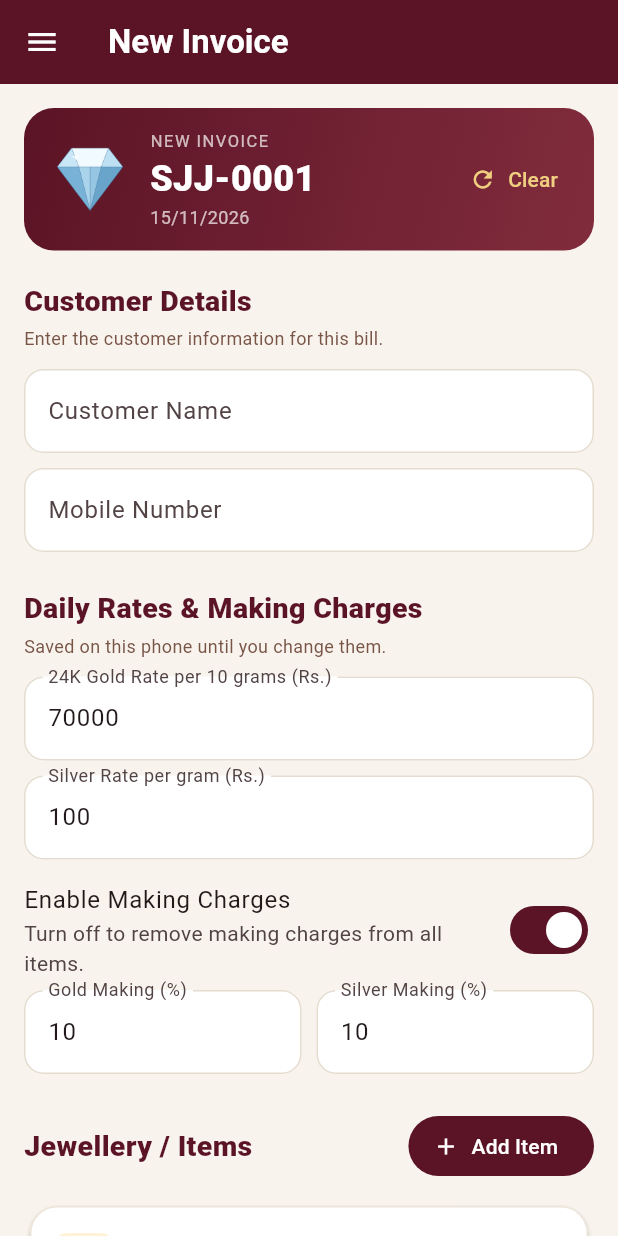
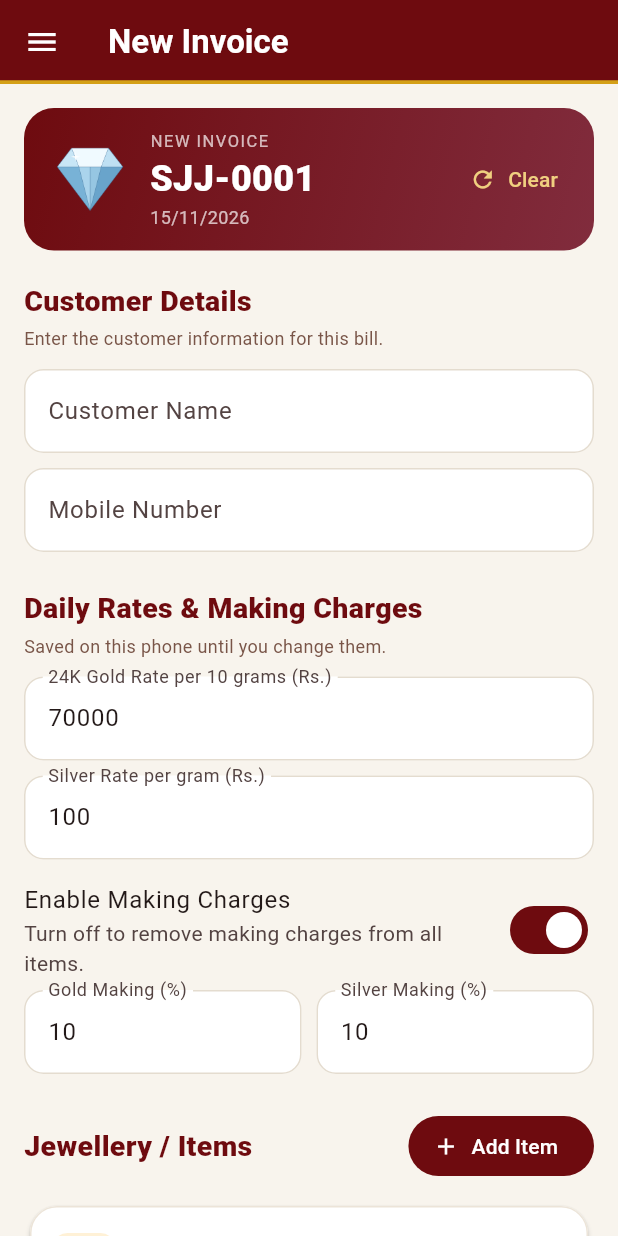
Before and after one commit to swastikpandey1818-stack/janki-jwellers, a Flutter app: the screen it shows after launch, after a tap on "CREATE NEW INVOICE", on a phone screen of 412 x 824 dp. Run offline on Flutter 3.47's test engine with Material 3 defaults, Android fonts, the phone set to English and light mode, and no system bars; our stand-ins replace file_picker, pdf, printing, shared_preferences; missing offline and left inert: file_saver.

Commit message:
v1.6.0: logo branding and new app id

```diff
--- a/lib/constants.dart
+++ b/lib/constants.dart
@@ -1,17 +1,21 @@
 import 'package:flutter/material.dart';
 
-const shopName = 'SHREE JANKI JEWELLERS';
+const appVersion = '1.6.0';
+
+const shopName = 'Shree Janki Jewellers';
 const shopAddress = 'Hasanpura, Thakur Badi Mandir, Siwan, Bihar';
 const shopPhone = '+91 84099 84584';
 const shopUpiId = '8409984584-1@okbizaxis';
 
-const maroon = Color(0xFF5B1425);
-const gold = Color(0xFFC69A3A);
+// Colours taken from the Shree Janki Jewellers logo (deep red + gold).
+const maroon = Color(0xFF6E0B0F);
+const maroonDark = Color(0xFF3E0508);
+const gold = Color(0xFFD4A017);
+const goldLight = Color(0xFFF6D27A);
 const cream = Color(0xFFF8F4ED);
 
-const logoAsset = 'assets/icon/shree_janki_app_icon.png';
-const headerBannerAsset = 'assets/images/header_banner.png';
-const drawerHeaderAsset = 'assets/images/drawer_header.png';
+const logoAsset = 'assets/images/logo_monogram.jpg'; // SJ monogram, small spots + PDF
+const logoFullAsset = 'assets/images/logo_full.jpg'; // full logo, dashboard header
 const goldBarAsset = 'assets/images/gold_bar.png';
 const silverBarAsset = 'assets/images/silver_bar.png';
 const gemAsset = 'assets/images/gem.png';
--- a/lib/main.dart
+++ b/lib/main.dart
@@ -27,7 +27,11 @@ class ShreeJankiJewellersApp extends StatelessWidget {
         colorScheme: scheme,
         useMaterial3: true,
         scaffoldBackgroundColor: cream,
-        appBarTheme: const AppBarTheme(backgroundColor: maroon, foregroundColor: Colors.white),
+        appBarTheme: const AppBarTheme(
+          backgroundColor: maroon,
+          foregroundColor: Colors.white,
+          shape: Border(bottom: BorderSide(color: gold, width: 2.5)),
+        ),
         inputDecorationTheme: InputDecorationTheme(
           filled: true,
           fillColor: Colors.white,
@@ -81,39 +85,37 @@ class AppShell extends StatelessWidget {
   Widget _drawer(BuildContext context, int current) {
     return Drawer(
       child: ListView(padding: EdgeInsets.zero, children: [
-        SizedBox(
-          height: 200,
-          child: Stack(fit: StackFit.expand, children: [
-            Image.asset(drawerHeaderAsset, fit: BoxFit.cover,
-                errorBuilder: (_, __, ___) => Container(color: maroon)),
-            const DecoratedBox(
+        Container(
+          padding: EdgeInsets.fromLTRB(16, MediaQuery.of(context).padding.top + 16, 16, 16),
+          decoration: const BoxDecoration(
+            gradient: LinearGradient(
+              colors: [maroonDark, maroon],
+              begin: Alignment.topLeft,
+              end: Alignment.bottomRight,
+            ),
+            border: Border(bottom: BorderSide(color: gold, width: 3)),
+          ),
+          child: Row(children: [
+            Container(
+              width: 68,
+              height: 68,
+              padding: const EdgeInsets.all(4),
               decoration: BoxDecoration(
-                gradient: LinearGradient(
-                  colors: [Color(0x00000000), Color(0xAA2A0510)],
-                  begin: Alignment.topCenter,
-                  end: Alignment.bottomCenter,
-                ),
+                color: Colors.white,
+                borderRadius: BorderRadius.circular(16),
+                border: Border.all(color: gold, width: 1.5),
               ),
+              child: Image.asset(logoAsset, fit: BoxFit.contain,
+                  errorBuilder: (_, __, ___) => const Icon(Icons.diamond, color: maroon, size: 36)),
             ),
-            Positioned(
-              left: 16,
-              right: 16,
-              bottom: 14,
-              child: Row(children: [
-                ClipRRect(
-                  borderRadius: BorderRadius.circular(12),
-                  child: Image.asset(logoAsset, width: 54, height: 54, fit: BoxFit.cover,
-                      errorBuilder: (_, __, ___) => const Icon(Icons.diamond, color: Colors.white, size: 40)),
-                ),
-                const SizedBox(width: 12),
-                const Expanded(
-                  child: Column(crossAxisAlignment: CrossAxisAlignment.start, mainAxisSize: MainAxisSize.min, children: [
-                    Text(shopName,
-                        style: TextStyle(color: Colors.white, fontWeight: FontWeight.w900, fontSize: 15, height: 1.15)),
-                    SizedBox(height: 3),
-                    Text(shopPhone, style: TextStyle(color: Colors.white70, fontSize: 12)),
-                  ]),
-                ),
+            const SizedBox(width: 14),
+            const Expanded(
+              child: Column(crossAxisAlignment: CrossAxisAlignment.start, mainAxisSize: MainAxisSize.min, children: [
+                Text(shopName,
+                    style: TextStyle(
+                        color: goldLight, fontWeight: FontWeight.w800, fontSize: 18, height: 1.15, fontFamily: 'serif')),
+                SizedBox(height: 4),
+                Text(shopPhone, style: TextStyle(color: Colors.white70, fontSize: 12)),
               ]),
             ),
           ]),
@@ -148,6 +150,10 @@ class AppShell extends StatelessWidget {
                 style: TextStyle(color: Colors.brown.shade400, fontSize: 12.5)),
           ),
         ),
+        Padding(
+          padding: const EdgeInsets.symmetric(horizontal: 18, vertical: 4),
+          child: Text('Version $appVersion', style: TextStyle(color: Colors.brown.shade300, fontSize: 12)),
+        ),
       ]),
     );
   }
--- a/lib/pages/home_page.dart
+++ b/lib/pages/home_page.dart
@@ -8,43 +8,45 @@ class HomePage extends StatelessWidget {
   const HomePage({super.key});
 
   Widget _banner() {
-    return ClipRRect(
+    return Container(
+      height: 178,
+      padding: const EdgeInsets.all(14),
+      decoration: BoxDecoration(
+        gradient: const LinearGradient(
+          colors: [maroonDark, maroon],
+          begin: Alignment.topLeft,
+          end: Alignment.bottomRight,
+        ),
         borderRadius: BorderRadius.circular(20),
-      child: SizedBox(
-        height: 190,
-        child: Stack(fit: StackFit.expand, children: [
-          Image.asset(headerBannerAsset, fit: BoxFit.cover,
-              errorBuilder: (_, __, ___) => Container(color: maroon)),
-          const DecoratedBox(
+        border: Border.all(color: gold, width: 2),
+        boxShadow: const [BoxShadow(color: Color(0x33000000), blurRadius: 8, offset: Offset(0, 3))],
+      ),
+      child: Row(children: [
+        Container(
+          width: 128,
+          padding: const EdgeInsets.all(4),
           decoration: BoxDecoration(
-              gradient: LinearGradient(
-                colors: [Color(0xCC340A16), Color(0x00340A16)],
-                begin: Alignment.centerLeft,
-                end: Alignment.centerRight,
+            color: Colors.white,
+            borderRadius: BorderRadius.circular(16),
+            border: Border.all(color: gold, width: 1.5),
           ),
+          child: Image.asset(logoFullAsset, fit: BoxFit.contain,
+              errorBuilder: (_, __, ___) => const Icon(Icons.diamond, color: maroon, size: 48)),
         ),
-          ),
-          Positioned(
-            left: 18,
-            top: 0,
-            bottom: 0,
-            right: 130,
+        const SizedBox(width: 14),
+        const Expanded(
           child: Column(mainAxisAlignment: MainAxisAlignment.center, crossAxisAlignment: CrossAxisAlignment.start, children: [
-              ClipRRect(
-                borderRadius: BorderRadius.circular(12),
-                child: Image.asset(logoAsset, width: 52, height: 52, fit: BoxFit.cover,
-                    errorBuilder: (_, __, ___) => const Icon(Icons.diamond, color: Colors.white, size: 40)),
-              ),
-              const SizedBox(height: 10),
-              const Text(shopName,
-                  style: TextStyle(color: Colors.white, fontWeight: FontWeight.w900, fontSize: 16, height: 1.15)),
-              const SizedBox(height: 4),
-              const Text(shopAddress, maxLines: 2, overflow: TextOverflow.ellipsis,
-                  style: TextStyle(color: Colors.white70, fontSize: 11)),
+            Text(shopName,
+                style: TextStyle(
+                    color: goldLight, fontWeight: FontWeight.w800, fontSize: 20, height: 1.15, fontFamily: 'serif')),
+            SizedBox(height: 8),
+            Text(shopAddress, maxLines: 3, overflow: TextOverflow.ellipsis,
+                style: TextStyle(color: Colors.white70, fontSize: 12, height: 1.3)),
+            SizedBox(height: 6),
+            Text(shopPhone, style: TextStyle(color: Colors.white, fontSize: 12.5, fontWeight: FontWeight.w600)),
           ]),
         ),
       ]),
-      ),
     );
   }
 
--- a/lib/pdf_service.dart
+++ b/lib/pdf_service.dart
@@ -67,7 +67,7 @@ class PdfService {
             crossAxisAlignment: pw.CrossAxisAlignment.start,
             children: [
               pw.Text(shopName,
-                  style: pw.TextStyle(fontSize: 18, fontWeight: pw.FontWeight.bold, color: PdfColors.brown900)),
+                  style: pw.TextStyle(font: pw.Font.timesBold(), fontSize: 22, color: PdfColor.fromInt(0xFF6E0B0F))),
               pw.SizedBox(height: 4),
               pw.Text(shopAddress, style: const pw.TextStyle(fontSize: 9)),
               pw.Text('Phone: $shopPhone', style: const pw.TextStyle(fontSize: 9)),
--- a/pubspec.yaml
+++ b/pubspec.yaml
@@ -16,7 +16,7 @@ publish_to: 'none' # Remove this line if you wish to publish to pub.dev
 # https://developer.apple.com/library/archive/documentation/General/Reference/InfoPlistKeyReference/Articles/CoreFoundationKeys.html
 # In Windows, build-name is used as the major, minor, and patch parts
 # of the product and file versions while build-number is used as the build suffix.
-version: 1.4.1+6
+version: 1.6.0+7
 
 environment:
   sdk: ^3.12.2
```
Also changed, not shown: assets/icon/shree_janki_app_icon.png, assets/images/drawer_header.png (deleted), assets/images/header_banner.png (deleted), assets/images/logo_full.jpg (added), assets/images/logo_monogram.jpg (added), 9 other files. Lines whose indentation alone changed are shown as unchanged.
